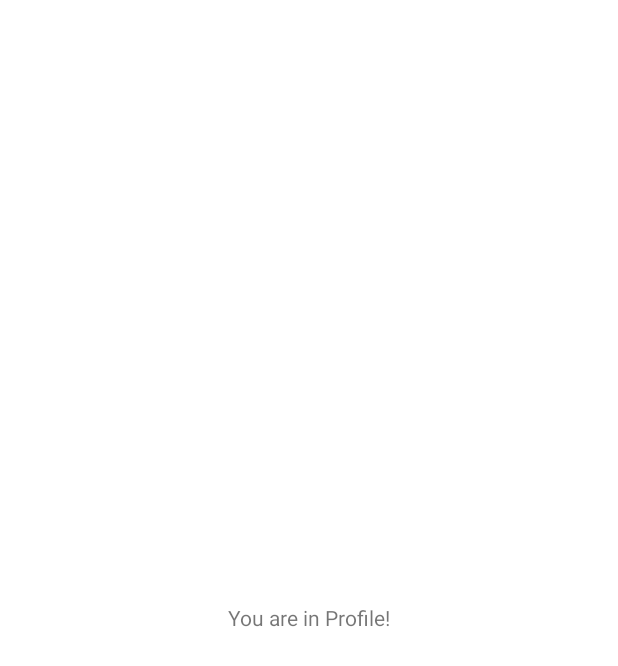
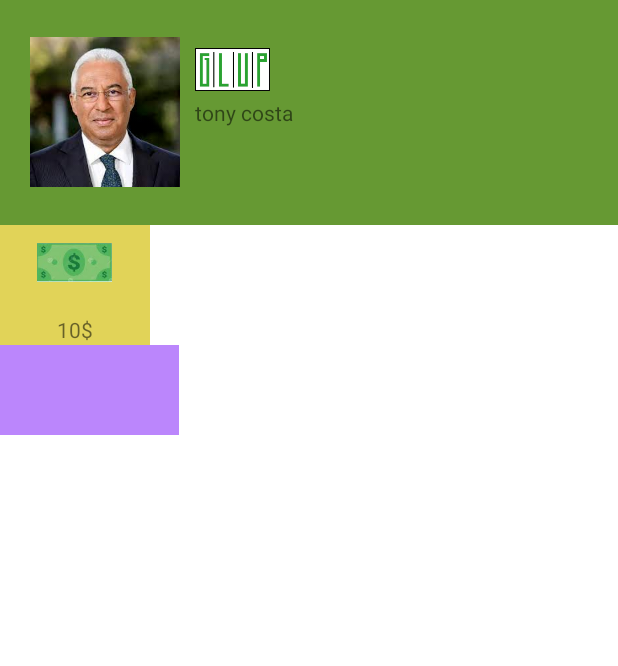
Before and after one commit to RRocha21/Glup, an Android app: the ProfileActivity screen opened directly, with no data from a screen before it, on a phone screen of 412 x 824 dp. Before the commit the part shown is almost empty. Shown: the top 666 px of the screen. Run offline under Robolectric (Android 15) with nearby library versions, the phone set to English and light mode, and no system bars.

Commit message:
André
activity_profile.xmml

adicionei imagens tmb

```diff
--- a/glup/app/src/main/java/com/example/glup/MainActivity.kt
+++ b/glup/app/src/main/java/com/example/glup/MainActivity.kt
@@ -28,7 +28,7 @@ class MainActivity : AppCompatActivity() {
     }
 
     private fun openMapActivity() {
-        val intent = Intent(this, MapActivity::class.java)
+            val intent = Intent(this, MapActivity::class.java)
         startActivity(intent)
     }
     private fun openPaymentsActivity() {
--- a/glup/app/src/main/res/layout/activity_profile.xml
+++ b/glup/app/src/main/res/layout/activity_profile.xml
@@ -1,12 +1,93 @@
 <?xml version="1.0" encoding="utf-8"?>
-<RelativeLayout xmlns:android="http://schemas.android.com/apk/res/android"
+<LinearLayout xmlns:android="http://schemas.android.com/apk/res/android"
     xmlns:tools="http://schemas.android.com/tools"
-    android:layout_width="match_parent" android:layout_height="match_parent">
+    android:layout_width="match_parent"
+    android:layout_height="match_parent"
+    android:orientation="vertical">
 
-    <TextView
-        android:id="@+id/textView4"
-        android:layout_width="wrap_content"
-        android:layout_height="wrap_content"
-        android:layout_centerInParent="true"
-        android:text="@string/profile_text" />
-</RelativeLayout>
+    <RelativeLayout
+
+        android:layout_width="match_parent"
+        android:layout_height="150dp"
+        android:background="@color/greenglup"
+        android:padding="20dp">
+
+
+        <ImageView
+            android:id="@+id/imagem_de_perfil"
+            android:layout_width="100dp"
+            android:layout_height="100dp"
+            android:layout_centerVertical="true"
+            android:src="@drawable/antoniocosta">
+
+        </ImageView>
+
+        <ImageView
+            android:id="@+id/imagem_logotipo"
+            android:layout_width="50dp"
+            android:layout_height="50dp"
+            android:layout_marginStart="10dp"
+
+            android:layout_marginTop="1dp"
+            android:layout_toRightOf="@+id/imagem_de_perfil"
+            android:src="@drawable/glup">
+
+        </ImageView>
+
+        <TextView
+
+            android:layout_width="wrap_content"
+            android:layout_height="wrap_content"
+
+            android:layout_centerVertical="true"
+            android:layout_marginLeft="10dp"
+            android:layout_toRightOf="@+id/imagem_de_perfil"
+            android:text="tony costa">
+
+
+        </TextView>
+    </RelativeLayout>
+
+    <RelativeLayout
+        android:layout_width="100dp"
+        android:layout_height="80dp"
+        android:background="@color/yellowglup">
+
+
+        <ImageView
+            android:id="@+id/imagem_nota"
+            android:layout_width="50dp"
+            android:layout_height="50dp"
+            android:layout_centerHorizontal="true"
+            android:src="@drawable/nota">
+
+        </ImageView>
+
+        <TextView
+
+            android:layout_width="wrap_content"
+            android:layout_height="wrap_content"
+            android:layout_below="@+id/imagem_nota"
+            android:layout_centerHorizontal="true"
+            android:layout_centerVertical="true"
+
+            android:layout_marginTop="10dp"
+            android:text="10$">
+
+
+        </TextView>
+    </RelativeLayout>
+
+
+    <RelativeLayout
+        android:layout_width="119dp"
+        android:layout_height="60dp"
+
+        android:background="@color/purple_200"
+        android:baselineAligned="false">
+
+
+    </RelativeLayout>
+
+
+</LinearLayout>
```
Also changed, not shown: glup/app/src/main/res/drawable/antoniocosta.png (added), glup/app/src/main/res/drawable/carteira.png (added), glup/app/src/main/res/drawable/nota.PNG (added), 1 other file.
